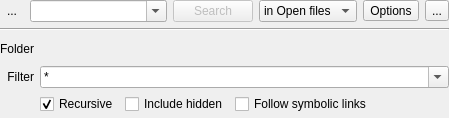
Qt form kate/plugins/search/search.ui (KDE/kate) before a commit.
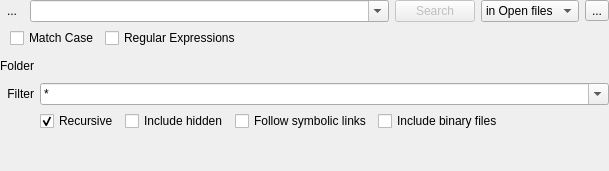
The same form after that commit. Custom widgets are drawn as their Qt base class.

Commit message: Move "Match Case" and "Reg Exp" to the options page Add an option to include/exclude binary files in the search

Patch:
```diff
--- a/kate/plugins/search/search.ui
+++ b/kate/plugins/search/search.ui
@@ -6,14 +6,24 @@
    <rect>
     <x>0</x>
     <y>0</y>
-    <width>449</width>
-    <height>118</height>
+    <width>506</width>
+    <height>170</height>
    </rect>
   </property>
-  <layout class="QGridLayout" name="gridLayout" rowstretch="0,1" columnstretch="0,1,0,0,0,0">
+  <layout class="QGridLayout" name="topLayout" rowstretch="0,1" columnstretch="0,1,0,0,0">
    <property name="margin">
     <number>0</number>
    </property>
+   <item row="0" column="0">
+    <widget class="QToolButton" name="newTabButton">
+     <property name="text">
+      <string>...</string>
+     </property>
+     <property name="autoRaise">
+      <bool>true</bool>
+     </property>
+    </widget>
+   </item>
    <item row="0" column="1">
     <widget class="KHistoryComboBox" name="searchCombo">
      <property name="editable">
@@ -24,32 +34,6 @@
      </property>
     </widget>
    </item>
-   <item row="0" column="4">
-    <widget class="QToolButton" name="optionsButton">
-     <property name="text">
-      <string>Options</string>
-     </property>
-     <property name="popupMode">
-      <enum>QToolButton::InstantPopup</enum>
-     </property>
-     <property name="toolButtonStyle">
-      <enum>Qt::ToolButtonTextBesideIcon</enum>
-     </property>
-    </widget>
-   </item>
-   <item row="0" column="5">
-    <widget class="QToolButton" name="displayOptions">
-     <property name="text">
-      <string>...</string>
-     </property>
-     <property name="checkable">
-      <bool>true</bool>
-     </property>
-     <property name="autoRaise">
-      <bool>false</bool>
-     </property>
-    </widget>
-   </item>
    <item row="0" column="2">
     <widget class="KPushButton" name="searchButton">
      <property name="enabled">
@@ -60,76 +44,31 @@
      </property>
     </widget>
    </item>
-   <item row="0" column="3">
-    <widget class="QStackedWidget" name="locationAndStop">
-     <property name="currentIndex">
-      <number>0</number>
-     </property>
-     <widget class="QWidget" name="page_3">
-      <layout class="QHBoxLayout" name="horizontalLayout">
-       <property name="margin">
-        <number>0</number>
-       </property>
-       <item>
-        <widget class="KComboBox" name="searchPlaceCombo">
-         <property name="sizePolicy">
-          <sizepolicy hsizetype="MinimumExpanding" vsizetype="Fixed">
-           <horstretch>0</horstretch>
-           <verstretch>0</verstretch>
-          </sizepolicy>
-         </property>
-         <item>
-          <property name="text">
-           <string>in Open files</string>
-          </property>
-         </item>
-         <item>
-          <property name="text">
-           <string>in Folder</string>
-          </property>
-         </item>
-        </widget>
-       </item>
-      </layout>
-     </widget>
-     <widget class="QWidget" name="page_4">
-      <layout class="QHBoxLayout" name="horizontalLayout_2">
-       <property name="margin">
-        <number>0</number>
-       </property>
-       <item>
-        <widget class="KPushButton" name="stopButton">
-         <property name="sizePolicy">
-          <sizepolicy hsizetype="MinimumExpanding" vsizetype="Fixed">
-           <horstretch>0</horstretch>
-           <verstretch>0</verstretch>
-          </sizepolicy>
-         </property>
-         <property name="text">
-          <string>Stop</string>
-         </property>
-        </widget>
-       </item>
-      </layout>
-     </widget>
-    </widget>
-   </item>
-   <item row="0" column="0">
-    <widget class="QToolButton" name="newTabButton">
+   <item row="0" column="4">
+    <widget class="QToolButton" name="displayOptions">
      <property name="text">
       <string>...</string>
      </property>
-     <property name="autoRaise">
+     <property name="checkable">
       <bool>true</bool>
      </property>
+     <property name="autoRaise">
+      <bool>false</bool>
+     </property>
     </widget>
    </item>
-   <item row="1" column="0" colspan="6">
+   <item row="1" column="0" colspan="5">
     <widget class="QStackedWidget" name="stackedWidget">
+     <property name="sizePolicy">
+      <sizepolicy hsizetype="Preferred" vsizetype="Minimum">
+       <horstretch>0</horstretch>
+       <verstretch>0</verstretch>
+      </sizepolicy>
+     </property>
      <property name="currentIndex">
       <number>1</number>
      </property>
-     <widget class="QWidget" name="page">
+     <widget class="QWidget" name="resultPage">
       <layout class="QVBoxLayout" name="verticalLayout">
        <property name="margin">
         <number>0</number>
@@ -149,40 +88,26 @@
        </item>
       </layout>
      </widget>
-     <widget class="QWidget" name="folderOptions">
-      <layout class="QGridLayout" name="gridLayout_3">
+     <widget class="QWidget" name="optionsPage">
+      <layout class="QGridLayout" name="optionsLayout" rowminimumheight="0,0,0,1">
        <property name="margin">
         <number>0</number>
        </property>
-       <item row="10" column="1">
-        <widget class="QLabel" name="filterLabel">
+       <item row="1" column="1">
+        <widget class="QCheckBox" name="matchCase">
          <property name="text">
-          <string>Filter</string>
+          <string>Match Case</string>
          </property>
-         <property name="alignment">
-          <set>Qt::AlignRight|Qt::AlignTrailing|Qt::AlignVCenter</set>
-         </property>
-         <property name="buddy">
-          <cstring>filterCombo</cstring>
-         </property>
         </widget>
        </item>
-       <item row="10" column="2" colspan="6">
-        <widget class="KComboBox" name="filterCombo">
-         <property name="editable">
-          <bool>true</bool>
+       <item row="1" column="2">
+        <widget class="QCheckBox" name="useRegExp">
+         <property name="text">
+          <string>Regular Expressions</string>
          </property>
-         <property name="insertPolicy">
-          <enum>QComboBox::InsertAtTop</enum>
-         </property>
-         <item>
-          <property name="text">
-           <string>*</string>
-          </property>
-         </item>
         </widget>
        </item>
-       <item row="12" column="2">
+       <item row="3" column="1">
         <spacer name="verticalSpacer">
          <property name="orientation">
           <enum>Qt::Vertical</enum>
@@ -195,39 +120,8 @@
          </property>
         </spacer>
        </item>
-       <item row="1" column="1" colspan="7">
-        <widget class="Line" name="line">
-         <property name="orientation">
-          <enum>Qt::Horizontal</enum>
-         </property>
-        </widget>
-       </item>
-       <item row="11" column="2">
-        <widget class="QCheckBox" name="recursiveCheckBox">
-         <property name="text">
-          <string>Recursive</string>
-         </property>
-         <property name="checked">
-          <bool>true</bool>
-         </property>
-        </widget>
-       </item>
-       <item row="11" column="3">
-        <widget class="QCheckBox" name="hiddenCheckBox">
-         <property name="text">
-          <string>Include hidden</string>
-         </property>
-        </widget>
-       </item>
-       <item row="11" column="4">
-        <widget class="QCheckBox" name="symLinkCheckBox">
-         <property name="text">
-          <string>Follow symbolic links</string>
-         </property>
-        </widget>
-       </item>
-       <item row="11" column="5">
-        <spacer name="horizontalSpacer">
+       <item row="1" column="3">
+        <spacer name="horizontalSpacer_2">
          <property name="orientation">
           <enum>Qt::Horizontal</enum>
          </property>
@@ -239,43 +133,206 @@
          </property>
         </spacer>
        </item>
-       <item row="8" column="7">
-        <widget class="QToolButton" name="currentFolderButton">
-         <property name="toolTip">
-          <string>Use the current document's path.</string>
+       <item row="2" column="0" colspan="4">
+        <widget class="QWidget" name="folderOptions" native="true">
+         <property name="sizePolicy">
+          <sizepolicy hsizetype="MinimumExpanding" vsizetype="Minimum">
+           <horstretch>0</horstretch>
+           <verstretch>0</verstretch>
+          </sizepolicy>
          </property>
-         <property name="autoRaise">
-          <bool>true</bool>
+         <layout class="QGridLayout" name="gridLayout_2">
+          <property name="margin">
+           <number>0</number>
+          </property>
+          <item row="1" column="7">
+           <widget class="QToolButton" name="currentFolderButton">
+            <property name="toolTip">
+             <string>Use the current document's path.</string>
+            </property>
+            <property name="autoRaise">
+             <bool>true</bool>
+            </property>
+           </widget>
+          </item>
+          <item row="2" column="1" colspan="7">
+           <widget class="KComboBox" name="filterCombo">
+            <property name="editable">
+             <bool>true</bool>
+            </property>
+            <property name="insertPolicy">
+             <enum>QComboBox::InsertAtTop</enum>
+            </property>
+            <item>
+             <property name="text">
+              <string>*</string>
+             </property>
+            </item>
+           </widget>
+          </item>
+          <item row="1" column="0">
+           <widget class="QLabel" name="folderLabel">
+            <property name="text">
+             <string>Folder</string>
+            </property>
+            <property name="alignment">
+             <set>Qt::AlignRight|Qt::AlignTrailing|Qt::AlignVCenter</set>
+            </property>
+           </widget>
+          </item>
+          <item row="1" column="1" colspan="5">
+           <widget class="KUrlComboRequester" name="folderRequester">
+            <property name="mode">
+             <set>KFile::Directory|KFile::ExistingOnly|KFile::LocalOnly</set>
+            </property>
+           </widget>
+          </item>
+          <item row="1" column="6">
+           <widget class="QToolButton" name="folderUpButton">
+            <property name="toolTip">
+             <string>Go one folder up.</string>
+            </property>
+            <property name="autoRaise">
+             <bool>true</bool>
+            </property>
+           </widget>
+          </item>
+          <item row="2" column="0">
+           <widget class="QLabel" name="filterLabel">
+            <property name="text">
+             <string>Filter</string>
+            </property>
+            <property name="alignment">
+             <set>Qt::AlignRight|Qt::AlignTrailing|Qt::AlignVCenter</set>
+            </property>
+           </widget>
+          </item>
+          <item row="3" column="1">
+           <widget class="QCheckBox" name="recursiveCheckBox">
+            <property name="text">
+             <string>Recursive</string>
+            </property>
+            <property name="checked">
+             <bool>true</bool>
+            </property>
+           </widget>
+          </item>
+          <item row="3" column="2">
+           <widget class="QCheckBox" name="hiddenCheckBox">
+            <property name="text">
+             <string>Include hidden</string>
+            </property>
+           </widget>
+          </item>
+          <item row="3" column="5">
+           <spacer name="horizontalSpacer">
+            <property name="orientation">
+             <enum>Qt::Horizontal</enum>
+            </property>
+            <property name="sizeHint" stdset="0">
+             <size>
+              <width>40</width>
+              <height>20</height>
+             </size>
+            </property>
+           </spacer>
+          </item>
+          <item row="3" column="3">
+           <widget class="QCheckBox" name="symLinkCheckBox">
+            <property name="text">
+             <string>Follow symbolic links</string>
+            </property>
+           </widget>
+          </item>
+          <item row="3" column="4">
+           <widget class="QCheckBox" name="binaryCheckBox">
+            <property name="text">
+             <string>Include binary files</string>
+            </property>
+           </widget>
+          </item>
+         </layout>
+        </widget>
+       </item>
+       <item row="1" column="0">
+        <spacer name="horizontalSpacer_3">
+         <property name="orientation">
+          <enum>Qt::Horizontal</enum>
          </property>
+         <property name="sizeType">
+          <enum>QSizePolicy::Minimum</enum>
+         </property>
+         <property name="sizeHint" stdset="0">
+          <size>
+           <width>4</width>
+           <height>4</height>
+          </size>
+         </property>
+        </spacer>
+       </item>
+      </layout>
+     </widget>
+    </widget>
+   </item>
+   <item row="0" column="3">
+    <widget class="QStackedWidget" name="locationAndStop">
+     <property name="sizePolicy">
+      <sizepolicy hsizetype="Minimum" vsizetype="Minimum">
+       <horstretch>0</horstretch>
+       <verstretch>0</verstretch>
+      </sizepolicy>
+     </property>
+     <property name="currentIndex">
+      <number>0</number>
+     </property>
+     <widget class="QWidget" name="page_3">
+      <property name="sizePolicy">
+       <sizepolicy hsizetype="Minimum" vsizetype="Minimum">
+        <horstretch>0</horstretch>
+        <verstretch>0</verstretch>
+       </sizepolicy>
+      </property>
+      <layout class="QHBoxLayout" name="horizontalLayout">
+       <property name="margin">
+        <number>0</number>
+       </property>
+       <item>
+        <widget class="KComboBox" name="searchPlaceCombo">
+         <item>
+          <property name="text">
+           <string>in Open files</string>
+          </property>
+         </item>
+         <item>
+          <property name="text">
+           <string>in Folder</string>
+          </property>
+         </item>
         </widget>
        </item>
-       <item row="8" column="1">
-        <widget class="QLabel" name="folderLabel">
+      </layout>
+     </widget>
+     <widget class="QWidget" name="page_4">
+      <property name="sizePolicy">
+       <sizepolicy hsizetype="Minimum" vsizetype="Minimum">
+        <horstretch>0</horstretch>
+        <verstretch>0</verstretch>
+       </sizepolicy>
+      </property>
+      <layout class="QHBoxLayout" name="horizontalLayout_2">
+       <property name="margin">
+        <number>0</number>
+       </property>
+       <item>
+        <widget class="KPushButton" name="stopButton">
+         <property name="sizePolicy">
+          <sizepolicy hsizetype="MinimumExpanding" vsizetype="Fixed">
+           <horstretch>0</horstretch>
+           <verstretch>0</verstretch>
+          </sizepolicy>
+         </property>
          <property name="text">
-          <string>Folder</string>
-         </property>
-         <property name="alignment">
-          <set>Qt::AlignRight|Qt::AlignTrailing|Qt::AlignVCenter</set>
-         </property>
-         <property name="buddy">
-          <cstring>folderRequester</cstring>
-         </property>
-        </widget>
-       </item>
-       <item row="8" column="2" colspan="4">
-        <widget class="KUrlComboRequester" name="folderRequester">
-         <property name="mode">
-          <set>KFile::Directory|KFile::ExistingOnly|KFile::LocalOnly</set>
-         </property>
-        </widget>
-       </item>
-       <item row="8" column="6">
-        <widget class="QToolButton" name="folderUpButton">
-         <property name="toolTip">
-          <string>Go one folder up.</string>
-         </property>
-         <property name="autoRaise">
-          <bool>true</bool>
+          <string>Stop</string>
          </property>
         </widget>
        </item>
@@ -286,26 +343,26 @@
   </layout>
  </widget>
  <customwidgets>
-  <customwidget>
-   <class>KUrlRequester</class>
-   <extends>QFrame</extends>
-   <header>kurlrequester.h</header>
-  </customwidget>
-  <customwidget>
-   <class>KPushButton</class>
-   <extends>QPushButton</extends>
-   <header>kpushbutton.h</header>
-  </customwidget>
-  <customwidget>
-   <class>KUrlComboRequester</class>
-   <extends>KUrlRequester</extends>
-   <header>kurlrequester.h</header>
-  </customwidget>
   <customwidget>
    <class>KComboBox</class>
    <extends>QComboBox</extends>
    <header>kcombobox.h</header>
   </customwidget>
+  <customwidget>
+   <class>KUrlComboRequester</class>
+   <extends>KUrlRequester</extends>
+   <header>kurlrequester.h</header>
+  </customwidget>
+  <customwidget>
+   <class>KPushButton</class>
+   <extends>QPushButton</extends>
+   <header>kpushbutton.h</header>
+  </customwidget>
+  <customwidget>
+   <class>KUrlRequester</class>
+   <extends>QFrame</extends>
+   <header>kurlrequester.h</header>
+  </customwidget>
   <customwidget>
    <class>KTabWidget</class>
    <extends>QTabWidget</extends>
```
Left out of the diff: 7 changed lines with no effect on the pictures. The commit also changes 4 other files.
